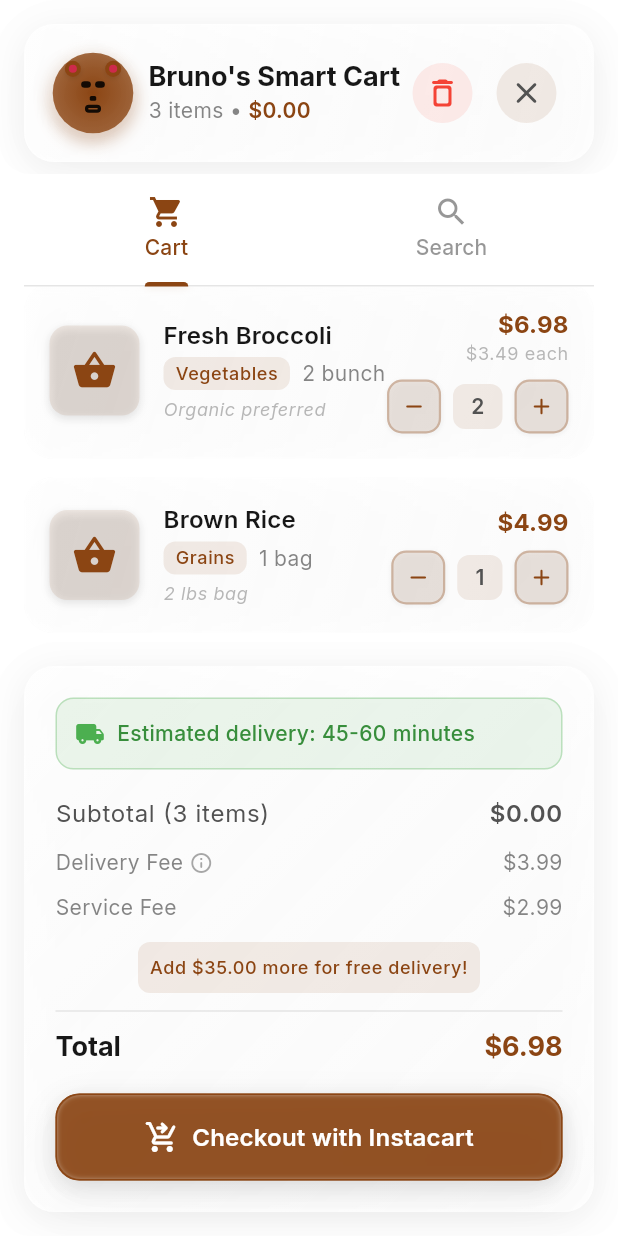
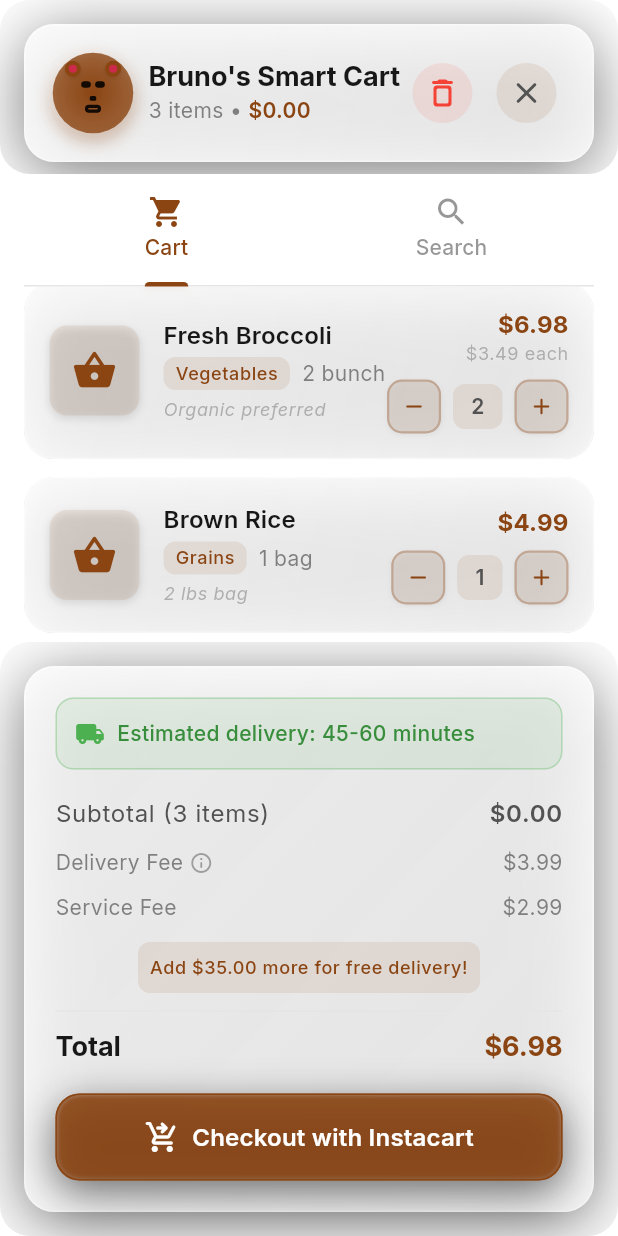
Before and after one commit to mospit/bruno_ai, a Flutter app: the ShoppingCart screen opened directly, scrolled down 149 dp, after a tap on the "add" icon, on a phone screen of 412 x 824 dp. Run offline on Flutter 3.47's test engine with Material 3 defaults, Android fonts, the phone set to English and light mode, and no system bars; our stand-ins replace connectivity_plus, dio, firebase_analytics, flutter_local_notifications, google_fonts, shared_preferences and 1 more; accounts and stored records are empty.

Commit message:
Fix color consistency issues across the app
- Add AppColors imports to all widget and screen files
- Replace hardcoded colors with centralized AppColors constants
- Update shopping cart badge to use AppColors.error instead of hardcoded red
- Fix liquid glass container to use AppColors shadow and background colors
- Replace Colors.grey and Colors.white with AppColors equivalents
- Ensure Bruno avatar uses AppColors for mood-based coloring
- Update error messages and UI elements to use consistent color system

This improves maintainability and ensures consistent theming across the entire Bruno AI app.

```diff
--- a/brunoai/lib/screens/home_screen.dart
+++ b/brunoai/lib/screens/home_screen.dart
@@ -7,6 +7,7 @@
 import '../widgets/chat_interface.dart';
 import '../widgets/shopping_cart.dart';
 import '../widgets/smart_dashboard.dart';
+import '../theme/app_colors.dart';
 import 'settings_screen.dart';
 
 class HomeScreen extends StatefulWidget {
@@ -101,12 +102,12 @@
                               decoration: BoxDecoration(
                                 color: provider.shoppingList.isNotEmpty
                                     ? Theme.of(context).primaryColor.withOpacity(0.1)
-                                    : Colors.grey.withOpacity(0.1),
+                                    : AppColors.gray200.withOpacity(0.5),
                                 borderRadius: BorderRadius.circular(12),
                                 border: Border.all(
                                   color: provider.shoppingList.isNotEmpty
                                       ? Theme.of(context).primaryColor.withOpacity(0.3)
-                                      : Colors.grey.withOpacity(0.3),
+                                      : AppColors.gray300.withOpacity(0.8),
                                   width: 1.5,
                                 ),
                                 boxShadow: [
@@ -130,7 +131,7 @@
                                     Icons.shopping_cart_rounded,
                                     color: provider.shoppingList.isNotEmpty
                                         ? Theme.of(context).primaryColor
-                                        : Colors.grey[600],
+                                        : AppColors.gray600,
                                     size: 24,
                                   ),
                                   tooltip: 'Shopping Cart',
@@ -147,18 +148,18 @@
                                   padding: const EdgeInsets.all(6),
                                   decoration: BoxDecoration(
                                     gradient: LinearGradient(
-                                      colors: [Colors.red[500]!, Colors.red[700]!],
+                                      colors: [AppColors.error, AppColors.errorDark],
                                       begin: Alignment.topLeft,
                                       end: Alignment.bottomRight,
                                     ),
                                     borderRadius: BorderRadius.circular(12),
                                     border: Border.all(
-                                      color: Colors.white,
+                                      color: AppColors.white,
                                       width: 2,
                                     ),
                                     boxShadow: [
                                       BoxShadow(
-                                        color: Colors.red.withOpacity(0.4),
+                                        color: AppColors.error.withOpacity(0.4),
                                         blurRadius: 8,
                                         offset: const Offset(0, 2),
                                       ),
@@ -171,7 +172,7 @@
                                   child: Text(
                                     '${provider.shoppingList.length}',
                                     style: const TextStyle(
-                                      color: Colors.white,
+                                      color: AppColors.white,
                                       fontSize: 11,
                                       fontWeight: FontWeight.bold,
                                     ),
--- a/brunoai/lib/screens/pantry_screen.dart
+++ b/brunoai/lib/screens/pantry_screen.dart
@@ -2,6 +2,7 @@
 import 'package:provider/provider.dart';
 import '../models/pantry_item.dart';
 import '../providers/bruno_provider.dart';
+import '../theme/app_colors.dart';
 
 class PantryScreen extends StatelessWidget {
   @override
--- a/brunoai/lib/screens/settings_screen.dart
+++ b/brunoai/lib/screens/settings_screen.dart
@@ -3,6 +3,7 @@
 import '../providers/bruno_provider.dart';
 import '../widgets/liquid_glass_container.dart';
 import '../widgets/animated_background.dart';
+import '../theme/app_colors.dart';
 
 class SettingsScreen extends StatelessWidget {
   const SettingsScreen({super.key});
--- a/brunoai/lib/widgets/animated_background.dart
+++ b/brunoai/lib/widgets/animated_background.dart
@@ -1,5 +1,6 @@
 import 'package:flutter/material.dart';
 import 'dart:math' as math;
+import '../theme/app_colors.dart';
 
 class AnimatedBackground extends StatefulWidget {
   final Widget child;
--- a/brunoai/lib/widgets/bruno_avatar.dart
+++ b/brunoai/lib/widgets/bruno_avatar.dart
@@ -1,6 +1,7 @@
 import 'package:flutter/material.dart';
 import 'package:flutter/services.dart';
 import 'dart:math' as math;
+import '../theme/app_colors.dart';
 
 enum BrunoMood {
   friendly,    // Default smile
@@ -185,19 +186,19 @@
   Color _getBrunoColor() {
     switch (widget.mood) {
       case BrunoMood.excited:
-        return const Color(0xFF8B4513).withOpacity(0.9);
+        return AppColors.primary.withOpacity(0.9);
       case BrunoMood.celebrating:
-        return const Color(0xFF43B02A);
+        return AppColors.instacartGreen;
       case BrunoMood.concerned:
-        return const Color(0xFFFF7F3C);
+        return AppColors.foodAccent;
       case BrunoMood.thinking:
-        return const Color(0xFF4A90E2);
+        return AppColors.interactiveBlue;
       case BrunoMood.helpful:
-        return const Color(0xFF8B4513);
+        return AppColors.primary;
       case BrunoMood.sleepy:
-        return const Color(0xFF8B4513).withOpacity(0.6);
+        return AppColors.primary.withOpacity(0.6);
       default:
-        return const Color(0xFF8B4513);
+        return AppColors.primary;
     }
   }
 
--- a/brunoai/lib/widgets/chat_interface.dart
+++ b/brunoai/lib/widgets/chat_interface.dart
@@ -3,6 +3,7 @@
 import 'package:provider/provider.dart';
 import '../providers/bruno_provider.dart';
 import '../models/chat_message.dart';
+import '../theme/app_colors.dart';
 import 'liquid_glass_container.dart';
 import 'shopping_cart.dart';
 import 'bruno_avatar.dart';
--- a/brunoai/lib/widgets/liquid_glass_container.dart
+++ b/brunoai/lib/widgets/liquid_glass_container.dart
@@ -1,5 +1,6 @@
 import 'package:flutter/material.dart';
 import 'dart:ui';
+import '../theme/app_colors.dart';
 
 class LiquidGlassContainer extends StatelessWidget {
   final Widget child;
@@ -38,27 +39,27 @@
     final isDark = Theme.of(context).brightness == Brightness.dark;
     final defaultBackgroundColor = backgroundColor ??
         (isDark
-            ? Colors.white.withOpacity(0.05)
-            : Colors.white.withOpacity(0.85));
+            ? AppColors.white.withOpacity(0.05)
+            : AppColors.white.withOpacity(0.85));
 
     final defaultBorderColor = borderColor ??
         (isDark
-            ? Colors.white.withOpacity(0.08)
-            : Colors.white.withOpacity(0.4));
+            ? AppColors.white.withOpacity(0.08)
+            : AppColors.white.withOpacity(0.4));
 
     final defaultShadows = shadows ?? [
       BoxShadow(
         color: isDark
-            ? Colors.black.withOpacity(0.4)
-            : Colors.black.withOpacity(0.06),
+            ? AppColors.shadowDark
+            : AppColors.shadowLight,
         blurRadius: 20,
         offset: const Offset(0, 4),
         spreadRadius: 0,
       ),
       BoxShadow(
         color: isDark
-            ? Colors.black.withOpacity(0.2)
-            : Colors.black.withOpacity(0.02),
+            ? AppColors.shadowMedium
+            : AppColors.shadowLight.withOpacity(0.5),
         blurRadius: 40,
         offset: const Offset(0, 8),
         spreadRadius: 0,
@@ -247,30 +248,30 @@
                     ? null
                     : widget.backgroundColor ??
                         (isDark
-                            ? Colors.white.withOpacity(0.1)
-                            : Colors.white.withOpacity(0.9)),
+                            ? AppColors.white.withOpacity(0.1)
+                            : AppColors.white.withOpacity(0.9)),
                 borderRadius: widget.borderRadius ?? BorderRadius.circular(16),
                 border: Border.all(
                   color: widget.isPrimary
-                      ? Colors.white.withOpacity(0.2)
+                      ? AppColors.white.withOpacity(0.2)
                       : widget.backgroundColor ??
                           (isDark
-                              ? Colors.white.withOpacity(0.2)
-                              : Colors.grey.withOpacity(0.2)),
+                              ? AppColors.white.withOpacity(0.2)
+                              : AppColors.gray300.withOpacity(0.5)),
                   width: 1,
                 ),
                 boxShadow: [
                   BoxShadow(
                     color: widget.isPrimary
                         ? Theme.of(context).primaryColor.withOpacity(0.3)
-                        : Colors.black.withOpacity(0.1),
+                        : AppColors.shadowLight,
                     blurRadius: _isPressed ? 8 : 12,
                     offset: Offset(0, _isPressed ? 2 : 4),
                     spreadRadius: 0,
                   ),
                   if (!_isPressed)
                     BoxShadow(
-                      color: Colors.black.withOpacity(0.05),
+                      color: AppColors.shadowLight.withOpacity(0.5),
                       blurRadius: 24,
                       offset: const Offset(0, 8),
                       spreadRadius: 0,
@@ -293,7 +294,7 @@
                               valueColor: AlwaysStoppedAnimation<Color>(
                                 widget.foregroundColor ??
                                     (widget.isPrimary
-                                        ? Colors.white
+                                        ? AppColors.white
                                         : Theme.of(context).primaryColor),
                               ),
                             ),
@@ -302,7 +303,7 @@
                             style: TextStyle(
                               color: widget.foregroundColor ??
                                   (widget.isPrimary
-                                      ? Colors.white
+                                      ? AppColors.white
                                       : Theme.of(context).primaryColor),
                               fontWeight: FontWeight.w600,
                             ),
--- a/brunoai/lib/widgets/meal_card.dart
+++ b/brunoai/lib/widgets/meal_card.dart
@@ -1,5 +1,6 @@
 import 'package:flutter/material.dart';
 import 'package:flutter/services.dart';
+import '../theme/app_colors.dart';
 import '../widgets/liquid_glass_container.dart';
 import '../widgets/bruno_avatar.dart';
 import '../models/shopping_item.dart';
--- a/brunoai/lib/widgets/shopping_cart.dart
+++ b/brunoai/lib/widgets/shopping_cart.dart
@@ -3,6 +3,7 @@
 import 'package:provider/provider.dart';
 import '../providers/bruno_provider.dart';
 import '../models/shopping_item.dart';
+import '../theme/app_colors.dart';
 import 'liquid_glass_container.dart';
 import 'bruno_avatar.dart';
 import 'dart:convert';
@@ -115,19 +116,19 @@
             children: [
               Icon(
                 Icons.error_outline,
-                color: Colors.white,
+                color: AppColors.white,
                 size: 20,
               ),
               const SizedBox(width: 8),
               Expanded(
                 child: Text(
                   message,
-                  style: const TextStyle(color: Colors.white),
+                  style: const TextStyle(color: AppColors.white),
                 ),
               ),
             ],
           ),
-          backgroundColor: Colors.red.shade600,
+          backgroundColor: AppColors.error,
           duration: const Duration(seconds: 4),
           behavior: SnackBarBehavior.floating,
           shape: RoundedRectangleBorder(
@@ -135,7 +136,7 @@
           ),
           action: SnackBarAction(
             label: 'Retry',
-            textColor: Colors.white,
+            textColor: AppColors.white,
             onPressed: () {
               if (_searchQuery.isNotEmpty) {
                 _fetchProductsFromInstacart(_searchQuery);
--- a/brunoai/lib/widgets/smart_dashboard.dart
+++ b/brunoai/lib/widgets/smart_dashboard.dart
@@ -2,6 +2,7 @@
 import 'package:flutter/services.dart';
 import 'package:provider/provider.dart';
 import '../providers/bruno_provider.dart';
+import '../theme/app_colors.dart';
 import '../widgets/bruno_avatar.dart';
 import '../widgets/liquid_glass_container.dart';
 
```
